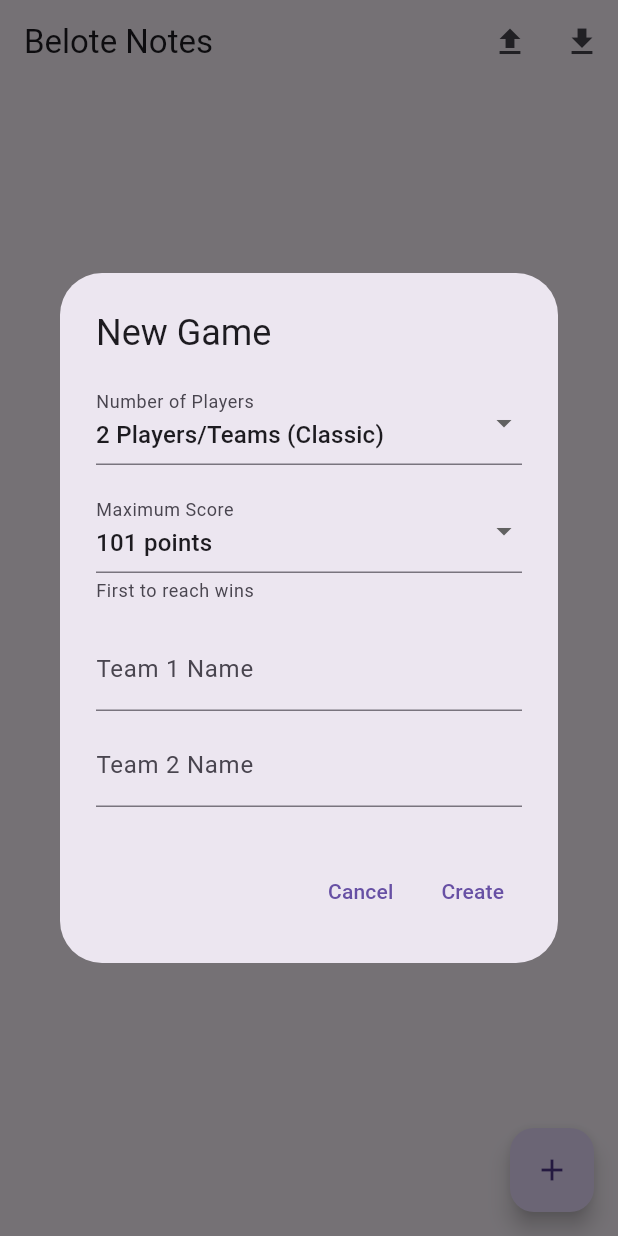
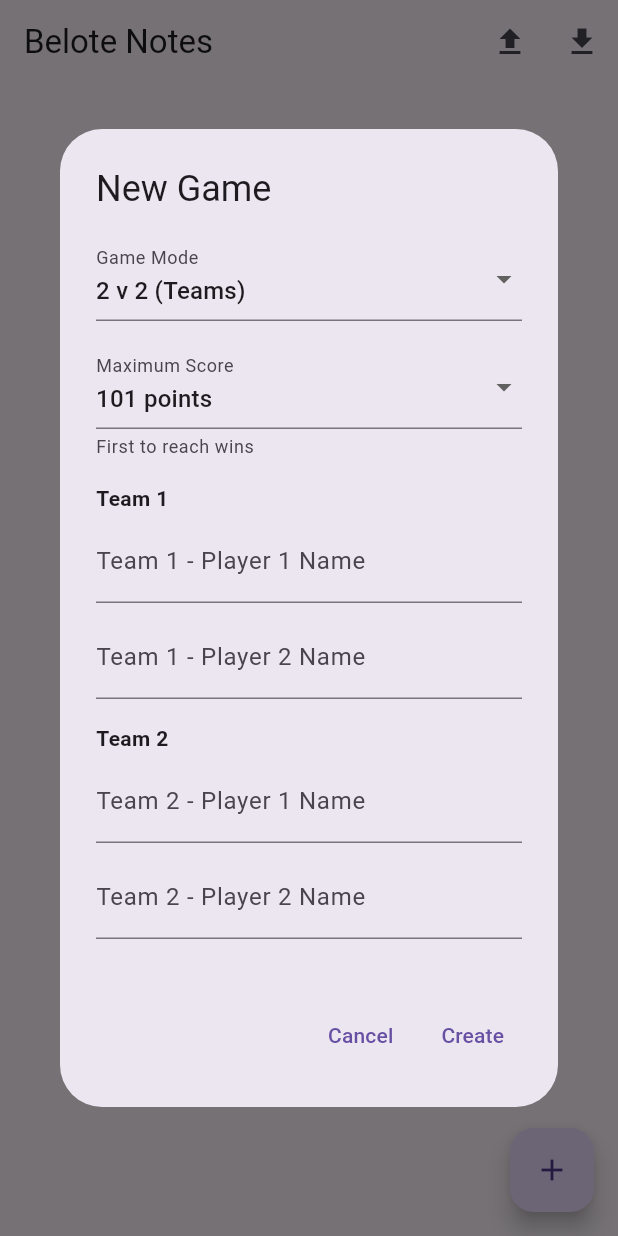
Before and after one commit to dott13/belote_notes, a Flutter app: the screen it shows after launch, after a tap on the "add" icon, on a phone screen of 412 x 824 dp. Run offline on Flutter 3.47's test engine with Material 3 defaults, Android fonts, the phone set to English and light mode, and no system bars; our stand-ins replace file_picker, hive, hive_flutter, permission_handler; accounts and stored records are empty.

Commit message:
Default New Game dialog to 2v2 with 4-player team form
Co-Authored-By: Claude Sonnet 5 <noreply@anthropic.com>

```diff
--- a/lib/views/home/home_screen.dart
+++ b/lib/views/home/home_screen.dart
@@ -94,9 +94,9 @@ class _HomeScreenState extends State<HomeScreen> {
   }
 
   void _showNewGameDialogue() {
-    final controllers = List.generate(3, (_) => TextEditingController());
-    String gameMode = '2 players/teams';
-    int playerCount = 2;
+    final controllers = List.generate(4, (_) => TextEditingController());
+    String gameMode = GameMode.twoVsTwo;
+    int playerCount = 4;
     int maxScore = 101;
 
     showDialog(
@@ -112,25 +112,31 @@ class _HomeScreenState extends State<HomeScreen> {
                 children: [
                   DropdownButtonFormField<String>(
                     initialValue: gameMode,
-                    items: [
+                    items: const [
                       DropdownMenuItem(
-                        value: '2 players/teams',
-                        child: const Text('2 Players/Teams (Classic)'),
+                        value: GameMode.twoVsTwo,
+                        child: Text('2 v 2 (Teams)'),
                       ),
                       DropdownMenuItem(
-                        value: '3 players',
-                        child: const Text('3 Players (Cut-throat)'),
+                        value: GameMode.twoPlayers,
+                        child: Text('2 Players (Classic)'),
+                      ),
+                      DropdownMenuItem(
+                        value: GameMode.threePlayers,
+                        child: Text('3 Players (Cut-throat)'),
                       ),
                     ],
                     onChanged: (value) {
                       setState(() {
                         gameMode = value!;
-                        playerCount = value == '2 players/teams' ? 2 : 3;
+                        playerCount = switch (gameMode) {
+                          GameMode.twoVsTwo => 4,
+                          GameMode.twoPlayers => 2,
+                          _ => 3,
+                        };
                       });
                     },
-                    decoration: const InputDecoration(
-                      labelText: 'Number of Players',
-                    ),
+                    decoration: const InputDecoration(labelText: 'Game Mode'),
                   ),
                   const SizedBox(height: 16),
 
@@ -154,18 +160,52 @@ class _HomeScreenState extends State<HomeScreen> {
                   ),
                   const SizedBox(height: 16),
 
+                  if (gameMode == GameMode.twoVsTwo)
+                    ...List.generate(2, (teamIndex) {
+                      return Padding(
+                        padding: const EdgeInsets.only(bottom: 8.0),
+                        child: Column(
+                          crossAxisAlignment: CrossAxisAlignment.start,
+                          children: [
+                            Text(
+                              'Team ${teamIndex + 1}',
+                              style: const TextStyle(
+                                fontWeight: FontWeight.bold,
+                              ),
+                            ),
+                            const SizedBox(height: 4),
+                            ...List.generate(2, (slot) {
+                              final index = teamIndex * 2 + slot;
+                              return Padding(
+                                padding: const EdgeInsets.only(bottom: 8.0),
+                                child: TextField(
+                                  controller: controllers[index],
+                                  decoration: InputDecoration(
+                                    labelText:
+                                        'Team ${teamIndex + 1} - Player ${slot + 1} Name',
+                                    hintText:
+                                        'Team ${teamIndex + 1} - Player ${slot + 1}',
+                                  ),
+                                ),
+                              );
+                            }),
+                          ],
+                        ),
+                      );
+                    })
+                  else
                     ...List.generate(playerCount, (index) {
                       return Padding(
                         padding: const EdgeInsets.only(bottom: 8.0),
                         child: TextField(
                           controller: controllers[index],
                           decoration: InputDecoration(
-                          labelText: gameMode == '2 players/teams'
+                            labelText: gameMode == GameMode.twoPlayers
                                 ? index == 0
                                       ? 'Team 1 Name'
                                       : 'Team 2 Name'
                                 : 'Player ${index + 1} Name',
-                          hintText: gameMode == '2 players/teams'
+                            hintText: gameMode == GameMode.twoPlayers
                                 ? index == 0
                                       ? 'Team 1'
                                       : 'Team 2'
@@ -186,12 +226,25 @@ class _HomeScreenState extends State<HomeScreen> {
             TextButton(
               onPressed: () {
                 final playerNames = <String>[];
+                if (gameMode == GameMode.twoVsTwo) {
+                  for (var i = 0; i < 4; i++) {
+                    final name = controllers[i].text.trim();
+                    final team = i ~/ 2 + 1;
+                    final slot = i % 2 + 1;
+                    playerNames.add(
+                      name.isEmpty ? 'Team $team - Player $slot' : name,
+                    );
+                  }
+                } else {
                   for (var i = 0; i < playerCount; i++) {
                     final name = controllers[i].text.trim();
-                  if (gameMode == '2 players/teams') {
+                    if (gameMode == GameMode.twoPlayers) {
                       playerNames.add(name.isEmpty ? 'Team ${i + 1}' : name);
                     } else {
-                    playerNames.add(name.isEmpty ? 'Player ${i + 1}' : name);
+                      playerNames.add(
+                        name.isEmpty ? 'Player ${i + 1}' : name,
+                      );
+                    }
                   }
                 }
 
@@ -211,15 +264,33 @@ class _HomeScreenState extends State<HomeScreen> {
       return name.isEmpty ? 'Player ${playerNames.indexOf(name) + 1}' : name;
     }).toList();
 
+    final players = processedPlayerNames.asMap().entries.map((entry) {
+      return Player(id: (entry.key + 1).toString(), name: entry.value);
+    }).toList();
+
+    final teams = gameMode == GameMode.twoVsTwo
+        ? [
+            Team(
+              id: '1',
+              name: 'Team 1',
+              playerIds: [players[0].id, players[1].id],
+            ),
+            Team(
+              id: '2',
+              name: 'Team 2',
+              playerIds: [players[2].id, players[3].id],
+            ),
+          ]
+        : <Team>[];
+
     final newGame = BeloteGame(
       id: DateTime.now().millisecondsSinceEpoch.toString(),
-      players: processedPlayerNames.asMap().entries.map((entry) {
-        return Player(id: (entry.key + 1).toString(), name: entry.value);
-      }).toList(),
+      players: players,
       rounds: [],
       createdAt: DateTime.now(),
       gameMode: gameMode,
       maxScore: maxScore,
+      teams: teams,
     );
 
     StorageService.saveGame(newGame);
```
Lines whose indentation alone changed are shown as unchanged.
